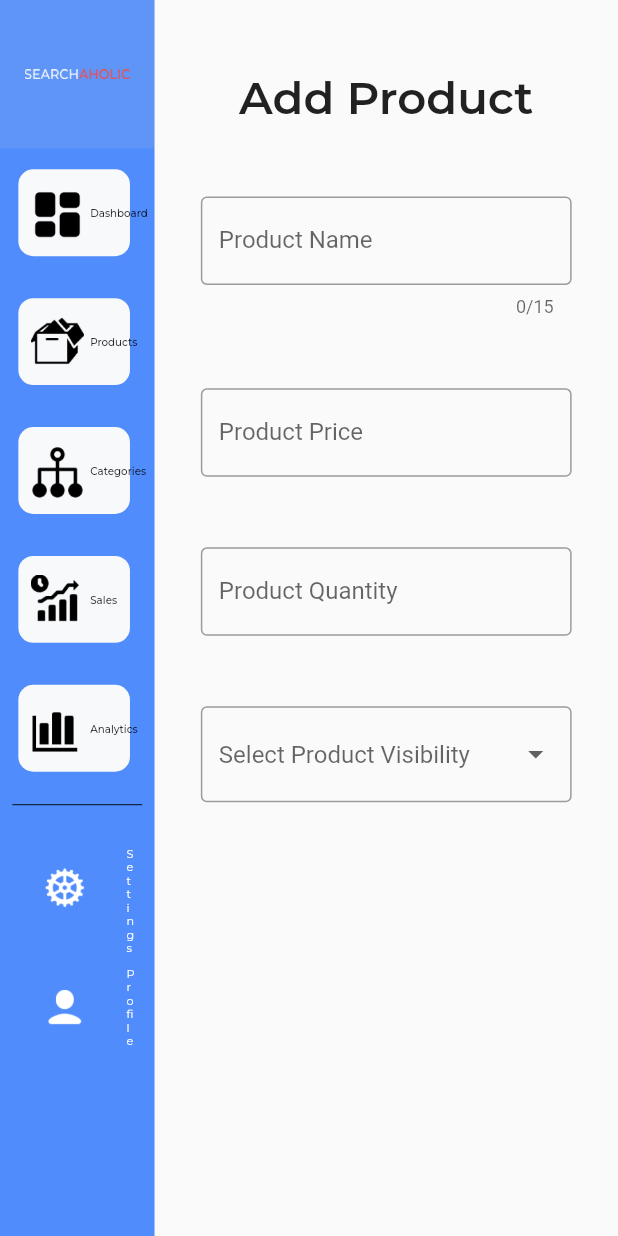
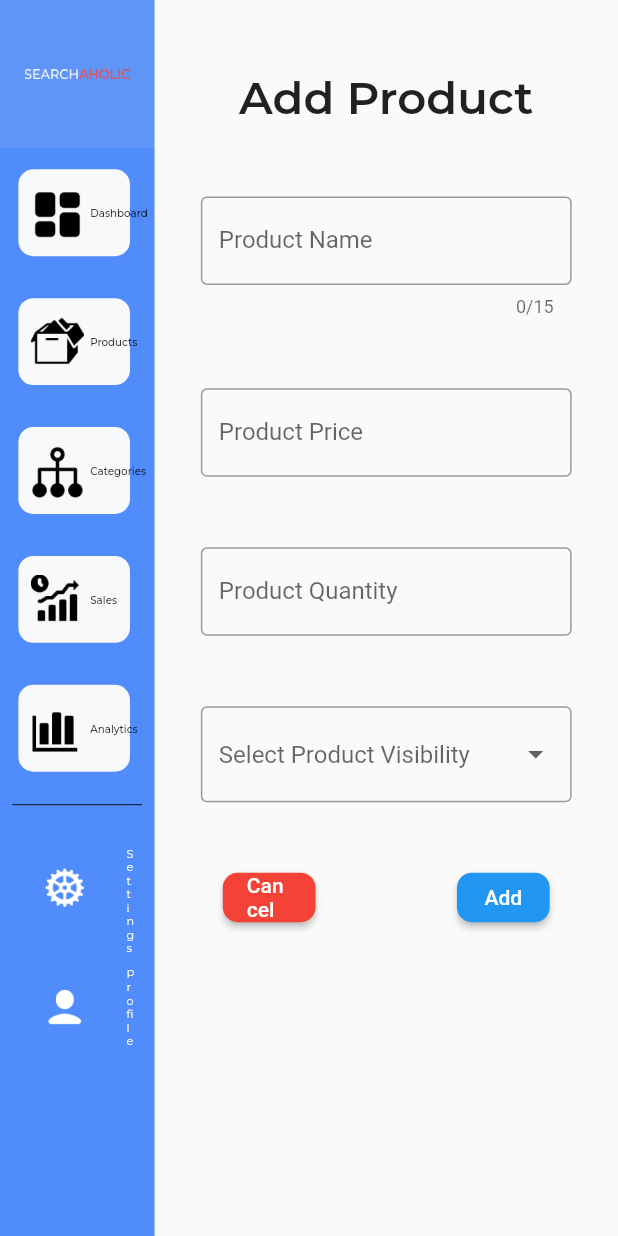
Before and after one commit to mzaeemnasir/Search-A-Holic-FYP, a Flutter app: the Product screen opened directly, after a tap on "Add Product", on a phone screen of 412 x 824 dp. Run offline on Flutter 3.47's test engine with Material 2 defaults, Android fonts, the phone set to English and light mode, and no system bars; our stand-ins replace form_field_validator, google_fonts, quickalert, rounded_loading_button; missing offline and left inert: desktop_window, firedart.

Commit message:
addProduct ButtonS

```diff
--- a/lib/addProduct.dart
+++ b/lib/addProduct.dart
@@ -3,6 +3,9 @@
 // Path: lib\addProduct.dart
 import 'package:flutter/material.dart';
 import 'package:flutter/services.dart';
+import 'package:quickalert/models/quickalert_type.dart';
+import 'package:quickalert/widgets/quickalert_dialog.dart';
+import 'package:searchaholic/product.dart';
 import 'package:searchaholic/sidebar.dart';
 import 'imports.dart';
 
@@ -19,6 +22,31 @@ class _AddProduct extends State<AddProduct> {
   TextEditingController _productPrice = TextEditingController();
   TextEditingController _productQty = TextEditingController();
   TextEditingController _productType = TextEditingController();
+
+  @override
+  // Update State
+  void initState() {
+    super.initState();
+  }
+
+  void showAlert() {
+    QuickAlert.show(
+      context: context,
+      type: QuickAlertType.error,
+      title: 'Failed!',
+      text: '${_productName.text} Failed to Add !',
+    );
+  }
+
+  void showAlert1() {
+    QuickAlert.show(
+      context: context,
+      type: QuickAlertType.success,
+      title: "Added!",
+      text: '${_productName.text} Product Added !',
+    );
+  }
+
   @override
   Widget build(BuildContext context) {
     return Scaffold(
@@ -33,7 +61,7 @@ class _AddProduct extends State<AddProduct> {
                   Container(
                     margin: EdgeInsets.only(
                         top: MediaQuery.of(context).size.height * 0.057),
-                    child: Text("Add Product",
+                    child: const Text("Add Product",
                         style: TextStyle(
                           fontFamily: "Montserrat",
                           fontSize: 30,
@@ -47,7 +75,7 @@ class _AddProduct extends State<AddProduct> {
                     child: TextField(
                       maxLength: 15,
                       controller: _productName,
-                      decoration: InputDecoration(
+                      decoration: const InputDecoration(
                         border: OutlineInputBorder(),
                         labelText: 'Product Name',
                         hintMaxLines: 1,
@@ -64,7 +92,7 @@ class _AddProduct extends State<AddProduct> {
                       inputFormatters: <TextInputFormatter>[
                         FilteringTextInputFormatter.digitsOnly
                       ],
-                      decoration: InputDecoration(
+                      decoration: const InputDecoration(
                         border: OutlineInputBorder(),
                         labelText: 'Product Price',
                       ),
@@ -79,7 +107,7 @@ class _AddProduct extends State<AddProduct> {
                       inputFormatters: <TextInputFormatter>[
                         FilteringTextInputFormatter.digitsOnly
                       ],
-                      decoration: InputDecoration(
+                      decoration: const InputDecoration(
                         border: OutlineInputBorder(),
                         labelText: 'Product Quantity',
                       ),
@@ -96,12 +124,12 @@ class _AddProduct extends State<AddProduct> {
                       ),
                       items: const [
                         DropdownMenuItem(
+                          value: "Public",
                           child: Text("Public"),
-                          value: "Public",
                         ),
                         DropdownMenuItem(
+                          value: "Private",
                           child: Text("Private"),
-                          value: "Private",
                         ),
                       ],
                       onChanged: (value) {
@@ -109,7 +137,66 @@ class _AddProduct extends State<AddProduct> {
                         print(value);
                         print(_productType.text);
                       },
-                      hint: Text("Select Product Visibility"),
+                      hint: const Text("Select Product Visibility"),
+                    ),
+                  ),
+                  // A Row with 2 buttons (left: Cancel, right: Add)
+                  Container(
+                    margin: EdgeInsets.only(
+                        top: MediaQuery.of(context).size.height * 0.057),
+                    child: Row(
+                      mainAxisAlignment: MainAxisAlignment.spaceBetween,
+                      children: [
+                        Container(
+                          width: MediaQuery.of(context).size.width * 0.15,
+                          height: MediaQuery.of(context).size.height * 0.04,
+                          margin: EdgeInsets.only(
+                              left: MediaQuery.of(context).size.width * 0.062),
+                          child: ElevatedButton(
+                            onPressed: () {
+                              // Navigator.push(
+                              //     context,
+                              //     MaterialPageRoute(
+                              //         builder: (context) => const Product()));
+
+                              Navigator.pop(context);
+                            },
+                            style: ElevatedButton.styleFrom(
+                              primary: Colors.red,
+                              shape: RoundedRectangleBorder(
+                                  borderRadius: BorderRadius.circular(10)),
+                            ),
+                            child: const Text(
+                              "Cancel",
+                            ),
+                          ),
+                        ),
+                        Container(
+                          width: MediaQuery.of(context).size.width * 0.15,
+                          height: MediaQuery.of(context).size.height * 0.04,
+                          margin: EdgeInsets.only(
+                              right: MediaQuery.of(context).size.width * 0.062),
+                          child: ElevatedButton(
+                            onPressed: () {
+                              // Add Product to the Database
+                              addProduct().then((value) {
+                                if (value) {
+                                  showAlert1();
+                                } else {
+                                  showAlert();
+                                }
+                              });
+                            },
+                            style: ElevatedButton.styleFrom(
+                              primary: Colors.blue,
+                              shape: RoundedRectangleBorder(
+                                  borderRadius: BorderRadius.circular(10)),
+                            ),
+                            child: const Text("Add",
+                                style: TextStyle(color: Colors.white)),
+                          ),
+                        ),
+                      ],
                     ),
                   ),
                 ],
@@ -120,4 +207,14 @@ class _AddProduct extends State<AddProduct> {
       ),
     );
   }
+
+  Future<bool> addProduct() async {
+    // Add Product to the Database
+    if (await Flutter_api().addProduct(_productName.text, _productPrice.text,
+        _productQty.text, _productType.text)) {
+      return Future<bool>.value(true);
+    } else {
+      return Future<bool>.value(false);
+    }
+  }
 }
--- a/lib/product.dart
+++ b/lib/product.dart
@@ -24,6 +24,7 @@ class _Product extends State<Product> {
     super.initState();
     getProducts();
     _searchController.addListener(_searchControllerFun);
+    products.clear();
   }
 
   _searchControllerFun() {
@@ -120,11 +121,11 @@ class _Product extends State<Product> {
                           ),
                           onPressed: () {
                             Navigator.push(
-                                context, // Adding Product
-                                MaterialPageRoute(
-                                    builder: (context) =>
-                                        const AddProduct())).then((value) =>
-                                getProducts()); // Refreshing the Page (R
+                                    context, // Adding Product
+                                    MaterialPageRoute(
+                                        builder: (context) =>
+                                            const AddProduct()))
+                                .then((value) => getProducts());
                           },
                           child: const Text(
                             "Add Product",
@@ -143,8 +144,10 @@ class _Product extends State<Product> {
                       top: MediaQuery.of(context).size.height * 0.017,
                     ),
                     child: Container(
-                        height: MediaQuery.of(context).size.height * 0.73,
+                        height: MediaQuery.of(context).size.height * 0.650,
                         child: ListView.builder(
+                          // clear the list before adding the new data
+
                           itemCount: products.length,
                           itemBuilder: (context, index) {
                             return ProductCard(
@@ -176,9 +179,11 @@ class _Product extends State<Product> {
         .collection(email)
         .document("Product")
         .collection("products")
+        .orderBy("productName", descending: false)
         .get();
 
     setState(() {
+      products.clear();
       // adding Temp Data to the List
       data.forEach((element) {
         // spliting the Document ID to get the Product ID
@@ -186,7 +191,7 @@ class _Product extends State<Product> {
           "id": element.id,
           "name": element['productName'],
           "price": element['productPrice'],
-          "quantity": element['totalNumberofItemsInStock'],
+          "quantity": element['productQty'],
         };
         products.add(data);
       });
--- a/lib/registration.dart
+++ b/lib/registration.dart
@@ -22,6 +22,7 @@ class _SignUpState extends State<SignUp> {
   var password = TextEditingController();
   bool _isObscure = true;
   GlobalKey<FormState> formkey = GlobalKey<FormState>();
+
   void showAlert() {
     QuickAlert.show(
       context: context,
```
Also changed, not shown: lib/firebase_.dart (+31 -0 lines).
